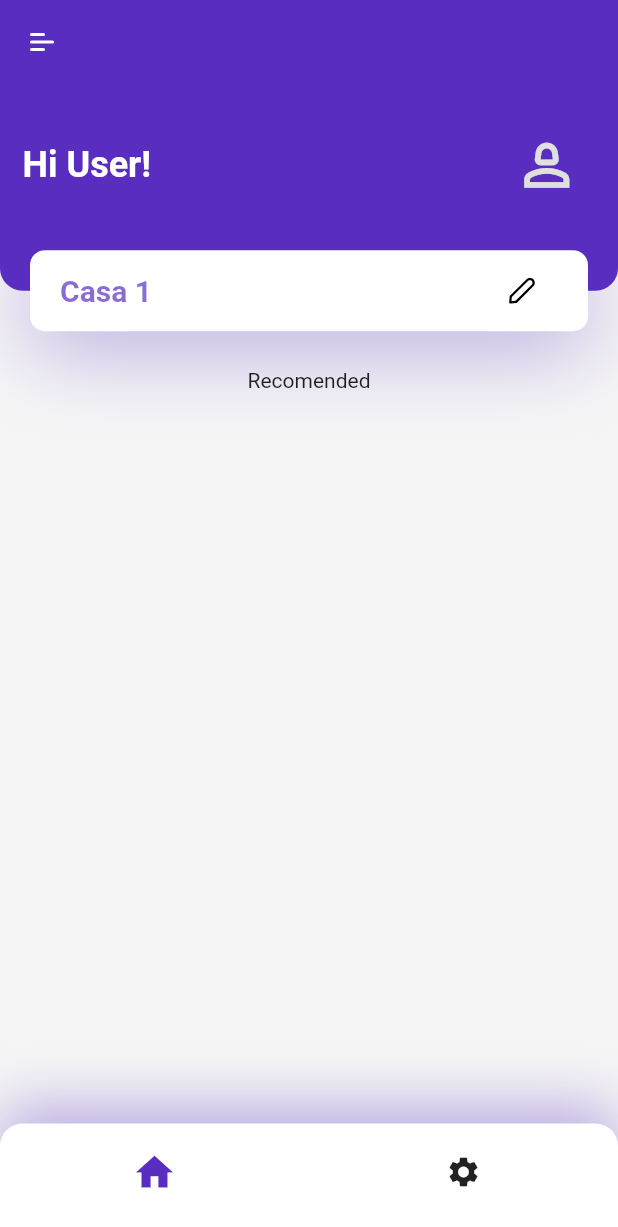
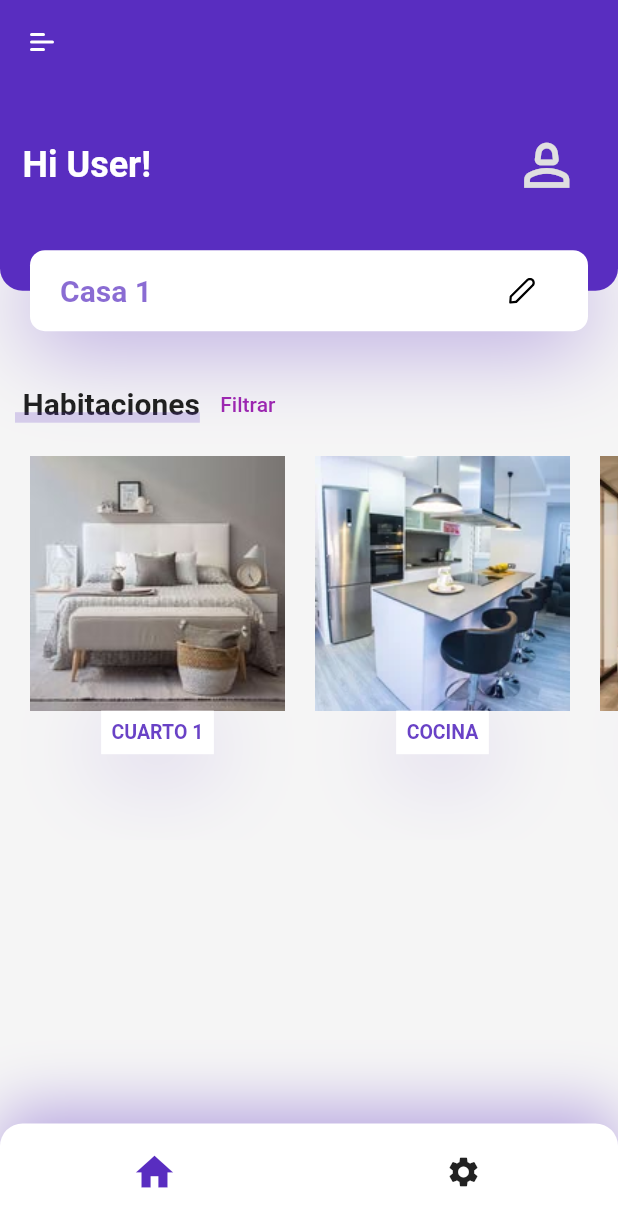
Before and after one commit to santisan1/Dohm_app, a Flutter app: the MainScreen screen opened directly, on a phone screen of 412 x 824 dp. Shown: the top 1227 px of the screen. Run offline on Flutter 3.47's test engine with Material 2 defaults, Android fonts, the phone set to English and light mode, and no system bars; our stand-ins replace cloud_firestore, firebase_core, flutter_svg, hexcolor; accounts and stored records are empty.

Commit message:
Second commit

```diff
--- a/lib/screens/home/components/body.dart
+++ b/lib/screens/home/components/body.dart
@@ -1,4 +1,5 @@
 import 'package:flutter/material.dart';
+import 'package:flutter_application_1/screens/home/components/header_filter.dart';
 
 import 'header_home_page.dart';
 
@@ -39,14 +40,93 @@ class _HomeBodyState extends State<HomeBody> {
   Widget build(BuildContext context) {
     var size = MediaQuery.of(context).size;
     return SingleChildScrollView(
+        child: Column(children: [
+      HeaderHomeWidget(size: size, currentName: currentName),
+      TittleHeaderWithFilter(tittle: "Habitaciones", press: () {}),
+      SingleChildScrollView(
+        scrollDirection: Axis.horizontal,
+        child: Row(
+          children: [
+            NewHabitacionCard(
+              image: 'assets/habitacion.jpg',
+              tittle: 'Cuarto 1',
+              press: () {
+                print('toco');
+              },
+            ),
+            NewHabitacionCard(
+              image: 'assets/cocina.jpg',
+              tittle: 'Cocina',
+              press: () {
+                print('toco');
+              },
+            ),
+            NewHabitacionCard(
+              image: 'assets/comedor.jpg',
+              tittle: 'Comedor',
+              press: () {
+                print('toco');
+              },
+            ),
+          ],
+        ),
+      )
+    ]));
+  }
+}
+
+class NewHabitacionCard extends StatelessWidget {
+  const NewHabitacionCard({
+    super.key,
+    required this.image,
+    required this.tittle,
+    required this.press,
+  });
+
+  final String image, tittle;
+  final void Function() press;
+  @override
+  Widget build(BuildContext context) {
+    var size = MediaQuery.of(context).size;
+    return Container(
+      margin: EdgeInsets.only(left: 20, top: 10, bottom: 20 * 2.5),
+      height: size.width * 0.5,
       child: Column(
         children: [
-          HeaderHomeWidget(size: size, currentName: currentName),
-          Container(
-              height: 24,
-              child: Stack(
-                children: [Text('Recomended')],
-              )),
+          GestureDetector(
+            onTap: press,
+            child: Image.asset(
+              image,
+              width: 170,
+            ),
+          ),
+          GestureDetector(
+            onTap: press,
+            child: Container(
+              padding: EdgeInsets.all(7),
+              decoration: BoxDecoration(color: Colors.white, boxShadow: [
+                BoxShadow(
+                    offset: Offset(0, 10),
+                    blurRadius: 50,
+                    color: Theme.of(context).primaryColor.withOpacity(0.23))
+              ]),
+              child: Row(
+                children: [
+                  RichText(
+                      text: TextSpan(children: [
+                    TextSpan(
+                        text: "$tittle".toUpperCase(),
+                        style: TextStyle(
+                            fontWeight: FontWeight.bold,
+                            fontSize: 13,
+                            color: Theme.of(context)
+                                .primaryColor
+                                .withOpacity(0.9)))
+                  ]))
+                ],
+              ),
+            ),
+          )
         ],
       ),
     );
--- /dev/null
+++ b/lib/screens/home/components/header_filter.dart
@@ -0,0 +1,62 @@
+import 'package:flutter/material.dart';
+
+class TittleHeaderWithFilter extends StatelessWidget {
+  const TittleHeaderWithFilter({
+    super.key,
+    required this.tittle,
+    required this.press,
+  });
+  final String tittle;
+  final void Function() press;
+  @override
+  Widget build(BuildContext context) {
+    return Padding(
+      padding: const EdgeInsets.symmetric(horizontal: 10),
+      child: Row(
+        children: [
+          HeaderTittle(
+            text: tittle,
+          ),
+          TextButton(
+            onPressed: press,
+            child: const Text('Filtrar'),
+          ),
+        ],
+      ),
+    );
+  }
+}
+
+class HeaderTittle extends StatelessWidget {
+  const HeaderTittle({
+    super.key,
+    required this.text,
+  });
+  final String text;
+  @override
+  Widget build(BuildContext context) {
+    return SizedBox(
+        height: 24,
+        child: Stack(
+          children: [
+            Padding(
+              padding: EdgeInsets.only(left: 20 / 4),
+              child: Text(
+                text,
+                style: TextStyle(fontSize: 20, fontWeight: FontWeight.bold),
+              ),
+            ),
+            Positioned(
+              bottom: 0,
+              right: 0,
+              left: 0,
+              child: Container(
+                padding: EdgeInsets.only(left: 20 / 4),
+                height: 7,
+                color: Theme.of(context).primaryColor.withOpacity(0.2),
+              ),
+            )
+          ],
+        ));
+  }
+}
```
Also changed, not shown: assets/cocina.jpg (added), assets/comedor.jpg (added), assets/habitacion.jpg (added).
